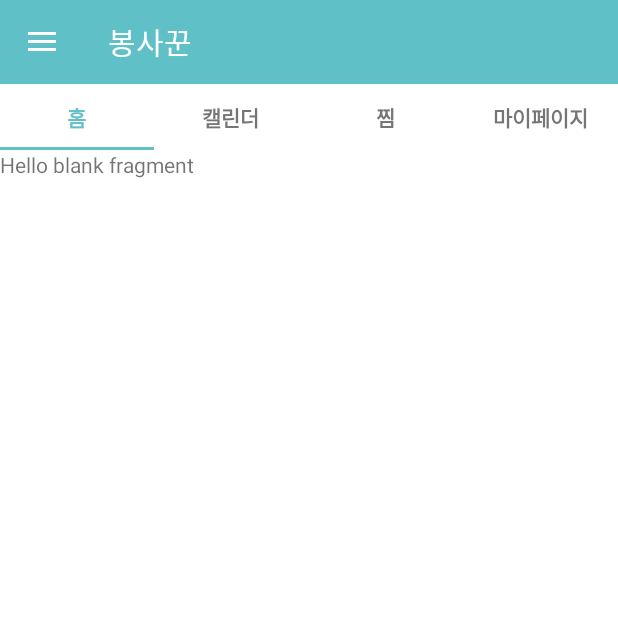
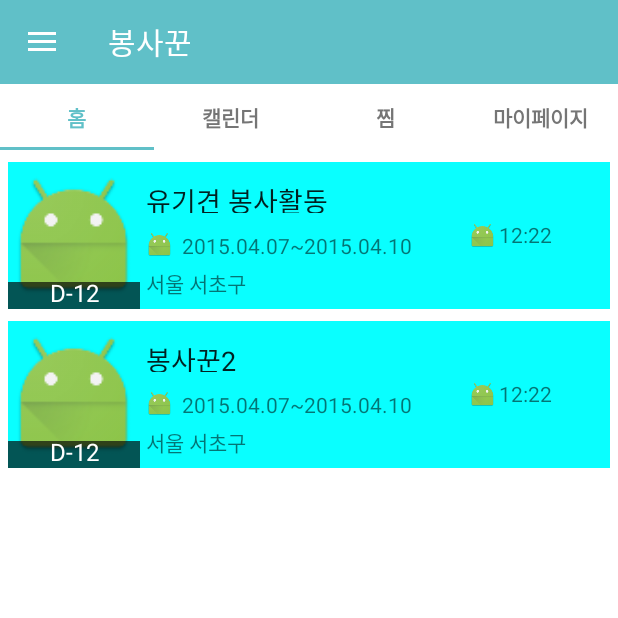
Before and after one commit to opklnm102/Bongsaggun, an Android app: the screen it shows after launch (MainActivity), on a phone screen of 412 x 824 dp, the top half of it. Run offline under Robolectric (Android 15) with nearby library versions, the phone set to English and light mode, and no system bars; our stand-ins replace ButterKnife.

Commit message:
#6 홈리스트 레이아웃

```diff
--- a/Bongsaggun/app/build.gradle
+++ b/Bongsaggun/app/build.gradle
@@ -24,4 +24,5 @@ dependencies {
     compile 'com.android.support:appcompat-v7:23.0.1'
     compile 'com.android.support:design:23.0.1'
     compile 'com.jakewharton:butterknife:7.0.1'
+    compile 'com.android.support:recyclerview-v7:+'
 }
--- a/Bongsaggun/app/src/main/java/io/j2ffrey_2/bongsaggun/HomeFragment.java
+++ /dev/null
@@ -1,34 +0,0 @@
-package io.j2ffrey_2.bongsaggun;
-
-import android.os.Bundle;
-import android.support.v4.app.Fragment;
-import android.view.LayoutInflater;
-import android.view.View;
-import android.view.ViewGroup;
-
-
-public class HomeFragment extends Fragment {
-
-    public static final String TAG = "HomeFragment";
-
-    public static HomeFragment newInstance() {
-        HomeFragment fragment = new HomeFragment();
-        return fragment;
-    }
-
-    public HomeFragment() {
-        // Required empty public constructor
-    }
-
-    @Override
-    public void onCreate(Bundle savedInstanceState) {
-        super.onCreate(savedInstanceState);
-    }
-
-    @Override
-    public View onCreateView(LayoutInflater inflater, ViewGroup container, Bundle savedInstanceState) {
-        View view = inflater.inflate(R.layout.fragment_home, container, false);
-
-        return view;
-    }
-}
--- a/Bongsaggun/app/src/main/java/io/j2ffrey_2/bongsaggun/MyPageFragment.java
+++ b/Bongsaggun/app/src/main/java/io/j2ffrey_2/bongsaggun/MyPageFragment.java
@@ -6,11 +6,13 @@ import android.os.Bundle;
 import android.support.v4.app.Fragment;
 import android.view.LayoutInflater;
 import android.view.View;
+
 import android.view.ViewGroup;
 
 
 
 public class MyPageFragment extends Fragment {
+
 
     public static MyPageFragment newInstance() {
         MyPageFragment fragment = new MyPageFragment();
--- /dev/null
+++ b/Bongsaggun/app/src/main/java/io/j2ffrey_2/bongsaggun/homelist/HomeFragment.java
@@ -0,0 +1,67 @@
+package io.j2ffrey_2.bongsaggun.homelist;
+
+import android.os.Bundle;
+import android.support.v4.app.Fragment;
+import android.support.v7.widget.LinearLayoutManager;
+import android.util.Log;
+import android.view.LayoutInflater;
+import android.view.View;
+import android.view.ViewGroup;
+import android.support.v7.widget.RecyclerView;
+
+import java.util.ArrayList;
+import java.util.List;
+
+import io.j2ffrey_2.bongsaggun.R;
+
+public class HomeFragment extends Fragment {
+
+    public static final String TAG = "HomeFragment";
+    private RecyclerView recyclerView;
+    private HomeListAdapter adapter;
+
+    public static HomeFragment newInstance() {
+        HomeFragment fragment = new HomeFragment();
+        return fragment;
+    }
+    public HomeFragment() {
+
+    }
+
+    //getdata
+    public static List<Home_list_contents> getData(){
+        List<Home_list_contents> data = new ArrayList<>();
+        Log.i("MyActivity", "MyClass.getView() — get item number ");
+        String[] titles = {"유기견 봉사활동" , "봉사꾼2" };
+        for (int i=0; i<titles.length; i++){
+            Home_list_contents current = new Home_list_contents();
+            current.title = titles[i];
+            current.IconId = R.mipmap.ic_launcher;
+            data.add(current);
+        }
+
+        return data;
+    }
+
+
+    @Override
+    public void onCreate(Bundle savedInstanceState) {
+        super.onCreate(savedInstanceState);
+    }
+
+    @Override
+    public View onCreateView(LayoutInflater inflater, ViewGroup container, Bundle savedInstanceState) {
+
+        View view = inflater.inflate(
+                R.layout.fragment_home, container, false);
+
+        recyclerView = (RecyclerView) view.findViewById(R.id.drawer_list);
+
+        adapter = new HomeListAdapter(getActivity(), getData());
+        recyclerView.setAdapter(adapter);
+        recyclerView.setLayoutManager(new LinearLayoutManager(getActivity()));
+
+        return view;
+    }
+
+}
--- /dev/null
+++ b/Bongsaggun/app/src/main/java/io/j2ffrey_2/bongsaggun/homelist/HomeListAdapter.java
@@ -0,0 +1,84 @@
+package io.j2ffrey_2.bongsaggun.homelist;
+
+import android.content.Context;
+import android.support.v7.widget.RecyclerView;
+import android.view.LayoutInflater;
+
+import android.view.View;
+import android.view.ViewGroup;
+import android.widget.ImageView;
+import android.widget.TextView;
+
+import java.util.Collections;
+import java.util.List;
+
+import io.j2ffrey_2.bongsaggun.R;
+
+/**
+ * Created by vantovan on 2015. 10. 6..
+ */
+
+public class HomeListAdapter extends RecyclerView.Adapter <HomeListAdapter.MyViewHolder> {
+
+
+    private LayoutInflater inflater;
+    private List items;
+
+    // 뿌려주는 값 받음
+    List <Home_list_contents> mDataset = Collections.emptyList();
+    public HomeListAdapter(Context context, List<Home_list_contents> data){
+
+        inflater =LayoutInflater.from(context);
+        mDataset = data;
+    }
+    // Provide a suitable constructor (depends on the kind of dataset)
+
+
+
+    // Create new views (invoked by the layout manager)
+    @Override
+    public MyViewHolder onCreateViewHolder(ViewGroup parent,
+                                                   int viewType) {
+        // create a new view
+        View view = inflater.inflate(R.layout.home_custom_listview , parent, false);
+        //parse
+        MyViewHolder vh = new MyViewHolder(view);
+
+        //view.setBackgroundResource();
+        return vh;
+    }
+
+    // Replace the contents of a view (invoked by the layout manager)
+    public void onBindViewHolder(MyViewHolder holder, int position) {
+        // - get element from your dataset at this position
+        // - replace the contents of the view with that element
+        Home_list_contents current = mDataset.get(position);  //get current item
+        holder.title.setText(current.title);
+        holder.icon.setImageResource(current.IconId);
+
+    }
+
+    // Return the size of your dataset (invoked by the layout manager)
+    public int getItemCount() {
+        return mDataset.size();
+    }
+
+    public static class MyViewHolder extends RecyclerView.ViewHolder {
+        // each data item is just a string in this case
+        public final TextView title;
+        public final ImageView icon;
+        public final View mView;
+
+        public MyViewHolder(View itemView) {
+            super(itemView);
+            mView = itemView;
+            title = (TextView) itemView.findViewById(R.id.title);
+            icon = (ImageView)itemView.findViewById(R.id.icon);
+        }
+
+
+    }
+
+
+
+}
--- /dev/null
+++ b/Bongsaggun/app/src/main/java/io/j2ffrey_2/bongsaggun/homelist/Home_list_contents.java
@@ -0,0 +1,9 @@
+package io.j2ffrey_2.bongsaggun.homelist;
+
+/**
+ * Created by vantovan on 2015. 10. 14..
+ */
+public class Home_list_contents {
+    int IconId;
+    String title;
+}
--- a/Bongsaggun/app/src/main/res/layout/fragment_home.xml
+++ b/Bongsaggun/app/src/main/res/layout/fragment_home.xml
@@ -2,12 +2,24 @@
              xmlns:tools="http://schemas.android.com/tools"
              android:layout_width="match_parent"
              android:layout_height="match_parent"
-             tools:context="io.j2ffrey_2.bongsaggun.HomeFragment">
+             tools:context="io.j2ffrey_2.bongsaggun.homelist.HomeFragment">
 
     <!-- TODO: Update blank fragment layout -->
-    <TextView
+
+    <LinearLayout
+        android:id="@+id/container"
         android:layout_width="match_parent"
-        android:layout_height="match_parent"
-        android:text="@string/hello_blank_fragment"/>
+        android:layout_height="match_parent">
+
+
+
+        <android.support.v7.widget.RecyclerView
+            android:id="@+id/drawer_list"
+            android:layout_width="match_parent"
+            android:layout_height="match_parent">
+
+        </android.support.v7.widget.RecyclerView>
+
+    </LinearLayout>
 
 </FrameLayout>
--- /dev/null
+++ b/Bongsaggun/app/src/main/res/layout/home_custom_listview.xml
@@ -0,0 +1,125 @@
+<?xml version="1.0" encoding="utf-8"?>
+<LinearLayout xmlns:android="http://schemas.android.com/apk/res/android"
+    android:layout_width="match_parent"
+    android:layout_height="98dp"
+    android:layout_marginTop="8dp"
+    android:layout_marginLeft="5dp"
+    android:layout_marginRight="5dp"
+    android:background="#09ffff"
+    android:weightSum="1">
+    <RelativeLayout
+        android:id="@+id/sumnail_image"
+        android:orientation="horizontal"
+        android:layout_width="wrap_content"
+        android:layout_height="wrap_content"
+        >
+        <ImageView
+            android:id="@+id/icon"
+            android:src="@mipmap/ic_launcher"
+            android:layout_width="88dp"
+            android:layout_height="match_parent"
+            />
+        <TextView
+            android:id="@+id/d_day_text"
+            android:layout_width="88dp"
+            android:layout_height="18dp"
+            android:textAppearance="?attr/textAppearanceListItem"
+            android:background="#aa000000"
+            android:text="D-12"
+            android:textColor="#ffffff"
+            android:layout_alignParentBottom="true"
+            android:layout_gravity="center_horizontal"
+            android:gravity="center|bottom"
+
+        />
+    </RelativeLayout>
+
+    <!-- 텍스트 설명 부 -->
+    <LinearLayout
+        android:id="@+id/text_area"
+        android:orientation="vertical"
+        android:layout_width="188dp"
+        android:layout_height="match_parent"
+        android:layout_marginLeft="4dp"
+        android:weightSum="1"
+        android:layout_weight="0.36">
+
+
+        <TextView
+            android:id="@+id/title"
+            android:layout_width="match_parent"
+            android:layout_height="22dp"
+            android:textAppearance="?attr/textAppearanceListItem"
+            android:layout_marginTop="12dp"
+            android:textSize="18dp"
+            android:text="유기견센터 봉사"
+           />
+
+        <LinearLayout
+            android:id="@+id/time_view"
+            android:orientation="horizontal"
+            android:layout_width="match_parent"
+            android:layout_height="wrap_content"
+            android:layout_marginTop="12dp"
+            >
+            <ImageView
+                android:id="@+id/cal_icon"
+                android:src="@mipmap/ic_launcher"
+                android:layout_width="18dp"
+                android:layout_height="18dp"
+                android:layout_marginRight="6dp"/>
+            <TextView
+                android:id="@+id/start_date"
+                android:layout_width="wrap_content"
+                android:layout_height="20dp"
+                android:text="2015.04.07"
+                />
+            <TextView
+                android:id="@+id/connect"
+                android:layout_width="wrap_content"
+                android:layout_height="20dp"
+                android:text="~"
+                />
+            <TextView
+                android:id="@+id/end_date"
+                android:layout_width="wrap_content"
+                android:layout_height="20dp"
+                android:text="2015.04.10"
+                />
+        </LinearLayout>
+
+        <TextView
+            android:id="@+id/area"
+            android:layout_width="match_parent"
+            android:layout_height="20dp"
+            android:layout_marginTop="4dp"
+            android:text="서울 서초구 "
+            />
+
+    </LinearLayout>
+
+    <!-- 시간보여준는 부분 -->
+    <LinearLayout
+        android:id="@+id/time"
+        android:orientation="horizontal"
+        android:layout_width="70dp"
+        android:layout_height="match_parent"
+        android:gravity="center"
+        android:layout_weight="0.36">
+        <ImageView
+            android:id="@+id/clock_icon"
+            android:src="@mipmap/ic_launcher"
+            android:layout_width="18dp"
+            android:layout_height="18dp"
+            android:layout_marginRight="2dp"/>
+        <TextView
+            android:id="@+id/time_due"
+            android:layout_width="50dp"
+            android:layout_height="20dp"
+            android:text="12:22"
+            />
+
+    </LinearLayout>
+
+
+</LinearLayout>
```
Also changed, not shown: Bongsaggun/app/src/main/java/io/j2ffrey_2/bongsaggun/MainActivity.java (+1 -12 lines), 2 other files.
